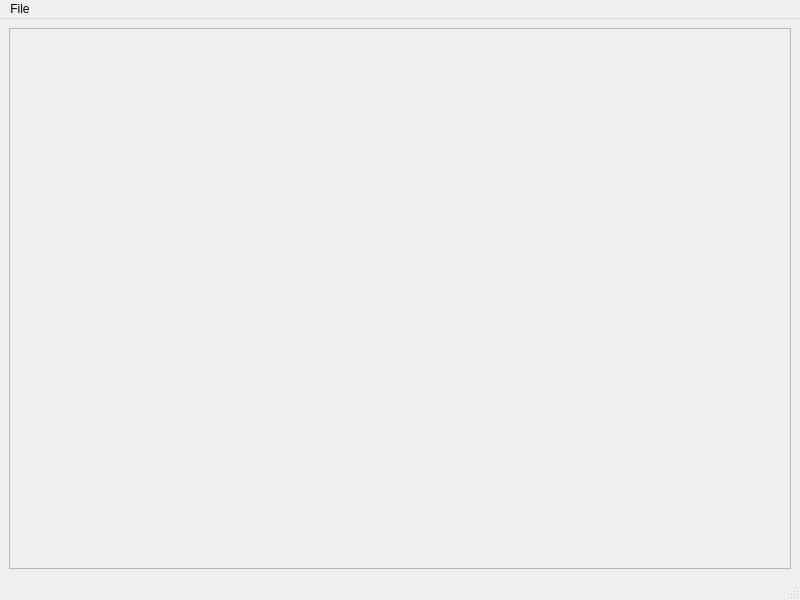
Above: ImagesPyramid/mainwindow.ui from ilyao2/ImagesPyramid before the change. Below: the same form after it.
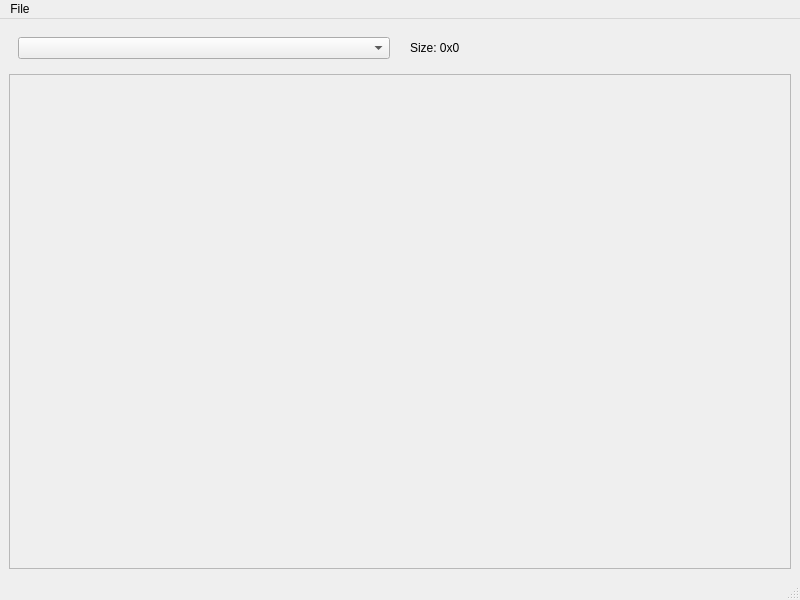
That is the form after the change.

Commit message: Pyramid layers changing by comboBox

Diff of the .ui file:
```diff
--- a/ImagesPyramid/mainwindow.ui
+++ b/ImagesPyramid/mainwindow.ui
@@ -15,6 +15,31 @@
   </property>
   <widget class="QWidget" name="centralwidget">
    <layout class="QVBoxLayout" name="verticalLayout">
+    <item>
+     <widget class="QWidget" name="horizontalWidget" native="true">
+      <property name="sizePolicy">
+       <sizepolicy hsizetype="Preferred" vsizetype="Preferred">
+        <horstretch>0</horstretch>
+        <verstretch>0</verstretch>
+       </sizepolicy>
+      </property>
+      <layout class="QHBoxLayout" name="horizontalLayout">
+       <property name="spacing">
+        <number>20</number>
+       </property>
+       <item>
+        <widget class="QComboBox" name="layersComboBox"/>
+       </item>
+       <item>
+        <widget class="QLabel" name="sizeLabel">
+         <property name="text">
+          <string>Size: 0x0</string>
+         </property>
+        </widget>
+       </item>
+      </layout>
+     </widget>
+    </item>
     <item>
      <widget class="QScrollArea" name="scrollArea">
       <property name="widgetResizable">
@@ -26,7 +51,7 @@
          <x>0</x>
          <y>0</y>
          <width>780</width>
-         <height>537</height>
+         <height>507</height>
         </rect>
        </property>
        <layout class="QVBoxLayout" name="verticalLayout_2">
```
Left out of the diff: 2 changed lines with no effect on the pictures. The commit also changes 4 other files.
